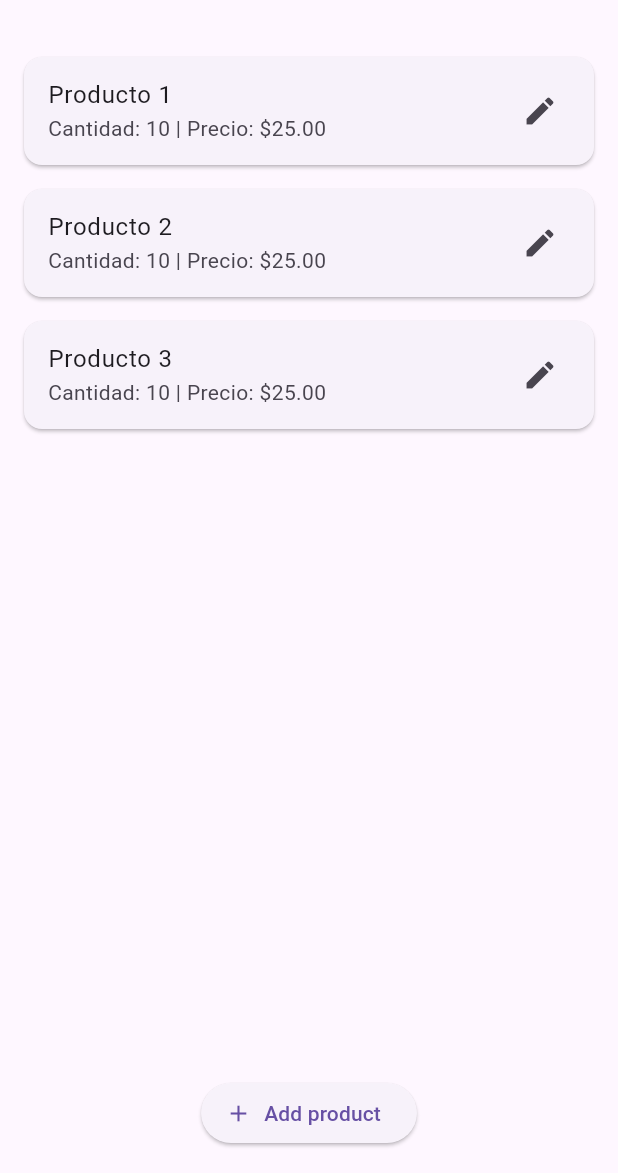
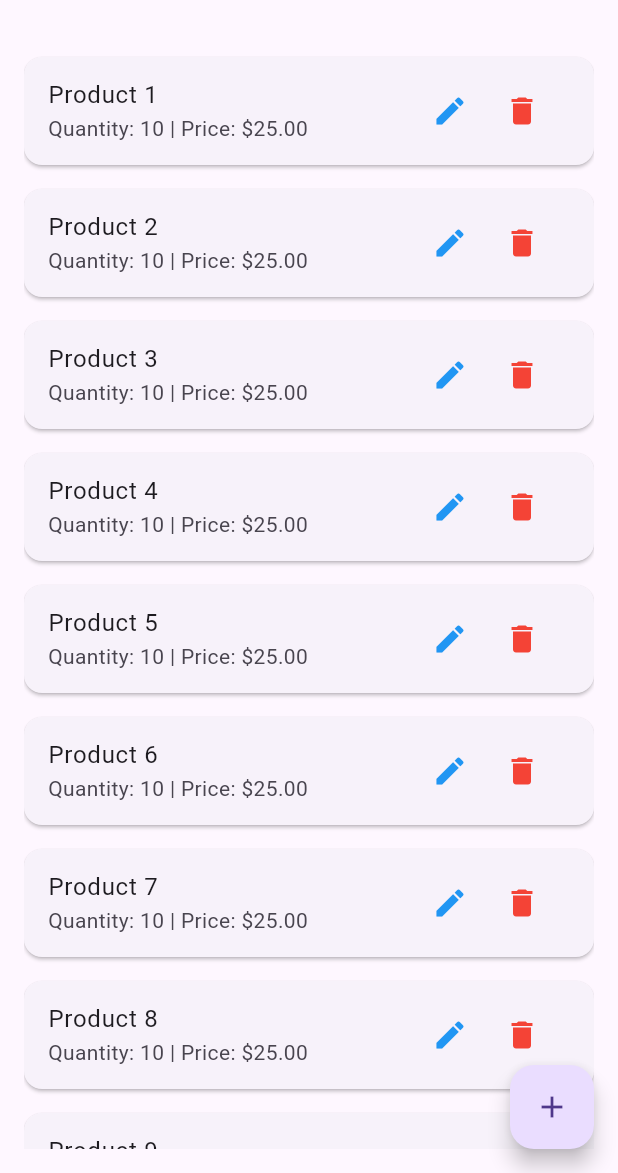
Before and after one commit to hugooisraell/inventory_app, a Flutter app: the InventoryScreen screen opened by its route, on a phone screen of 412 x 824 dp, the part 63-1236 px from its top. Run offline on Flutter 3.47's test engine with Material 3 defaults, Android fonts, the phone set to English and light mode, and no system bars; our stand-ins replace flutter_map, latlong2.

Commit message:
Se añaden las funciones agregar y editar producto

```diff
--- a/lib/screens/inventory_screen.dart
+++ b/lib/screens/inventory_screen.dart
@@ -1,4 +1,6 @@
 import 'package:flutter/material.dart';
+import 'inventory/add_product_screen.dart';
+import 'inventory/edit_product_screen.dart';
 
 // Pantalla de inventario
 class InventoryScreen extends StatefulWidget {
@@ -13,6 +15,19 @@ class _InventoryScreenState extends State<InventoryScreen> {
   Widget build(BuildContext context) {
     return Scaffold(
       appBar: AppBar(title: const Text('Inventory')),
+
+      // Boton para agregar producto
+      floatingActionButton: FloatingActionButton(
+        onPressed: () {
+          // Abre formulario para agregar
+          Navigator.push(
+            context,
+            MaterialPageRoute(builder: (context) => const AddProductScreen()),
+          );
+        },
+        child: const Icon(Icons.add),
+      ),
+
       body: Padding(
         padding: const EdgeInsets.all(16.0),
         child: Column(
@@ -20,33 +35,47 @@ class _InventoryScreenState extends State<InventoryScreen> {
             // Lista temporal simulada
             Expanded(
               child: ListView.builder(
-                itemCount: 3, // temporal
+                itemCount: 10, // temporal
                 itemBuilder: (context, index) {
                   return Card(
                     margin: const EdgeInsets.symmetric(vertical: 8),
                     child: ListTile(
-                      title: Text('Producto ${index + 1}'),
-                      subtitle: const Text('Cantidad: 10 | Precio: \$25.00'),
-                      trailing: const Icon(Icons.edit),
+                      title: Text('Product ${index + 1}'),
+                      subtitle: const Text('Quantity: 10 | Price: \$25.00'),
+                      trailing: Row(
+                        mainAxisSize: MainAxisSize.min,
+                        children: [
+                          // Boton editar
+                          IconButton(
+                            onPressed: () {
+                              Navigator.push(
+                                context,
+                                MaterialPageRoute(
+                                  builder: (context) => const EditProductScreen(
+                                    name: 'Producto de prueba',
+                                    quantity: 10,
+                                    price: 25.0,
+                                  ),
+                                ),
+                              );
+                            },
+                            icon: const Icon(Icons.edit, color: Colors.blue),
+                          ),
+                          // Boton eliminar
+                          IconButton(
+                            onPressed: () {},
+                            icon: Icon(Icons.delete, color: Colors.red),
+                          ),
+                        ],
+                      ),
                     ),
                   );
                 },
               ),
             ),
-
-            const SizedBox(height: 16),
-
-            // Boton para agregar producto
-            ElevatedButton.icon(
-              onPressed: () {
-                // Abre formulario para agregar
-              },
-              icon: const Icon(Icons.add),
-              label: const Text('Add product'),
-            ),
           ],
         ),
-      )
+      ),
     );
   }
 }
```
Also changed, not shown: lib/screens/inventory/add_product_screen.dart (added, +79 -0 lines), lib/screens/inventory/edit_product_screen.dart (added, +92 -0 lines).
